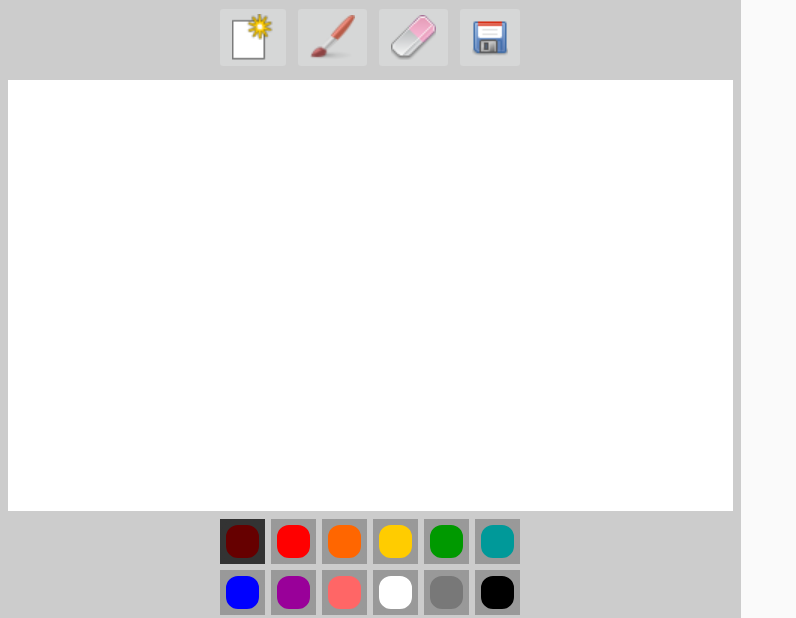
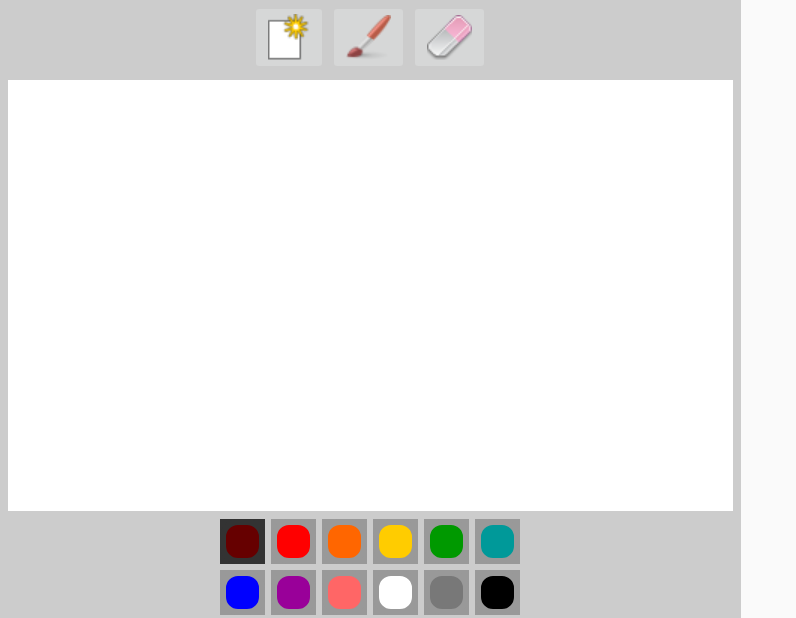
Before and after one commit to joe564338/MathScratchAndroid, an Android app: the ScratchFragment screen opened directly, with no data from a screen before it, on a phone screen of 824 x 412 dp (held sideways). Shown: the whole screen, without its empty margins (0-796 px from the left). Run offline under Robolectric (Android 15) with nearby library versions, the phone set to English and light mode, and no system bars.

Commit message:
Removed Save Button, Don't need it for this

```diff
--- a/app/src/main/res/layout/fragment_scratch.xml
+++ b/app/src/main/res/layout/fragment_scratch.xml
@@ -29,12 +29,7 @@
             android:layout_height="fill_parent"
             android:contentDescription="@string/erase"
             android:src="@drawable/eraser" />
-        <ImageButton
-            android:id="@+id/save_btn"
-            android:layout_width="wrap_content"
-            android:layout_height="fill_parent"
-            android:contentDescription="@string/save"
-            android:src="@drawable/save" />
+
 
     </LinearLayout>/>
     <com.packages.joe.mathscratchandroid.view.DrawingView
```
